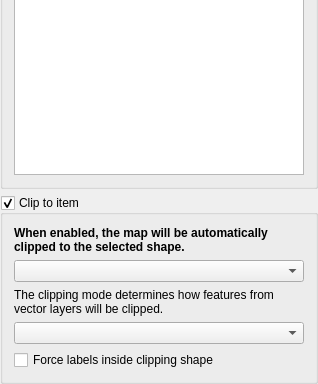
The window that src/ui/layout/qgslayoutmapclippingwidgetbase.ui (carsmie/QGIS) describes before a commit, drawn with Qt 5; both pictures show x 0 to 318 and y 235 to 619 of the 318 by 619 pixel window.
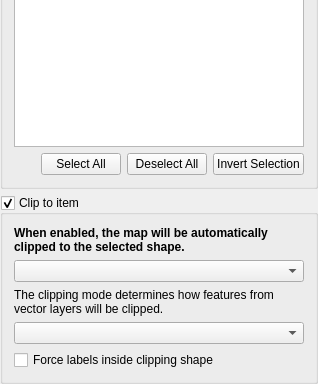
The same window after the commit. Custom widgets are drawn as their Qt base class.

Commit message:
Add convenient buttons for selecting layers in layout map clipping dialog
Fixes #55829

```diff
--- a/src/ui/layout/qgslayoutmapclippingwidgetbase.ui
+++ b/src/ui/layout/qgslayoutmapclippingwidgetbase.ui
@@ -41,7 +41,7 @@
       <bool>true</bool>
      </property>
      <layout class="QGridLayout" name="gridLayout">
-      <item row="8" column="0">
+      <item row="6" column="0">
        <widget class="QTreeView" name="mLayersTreeView">
         <property name="headerHidden">
          <bool>true</bool>
@@ -74,6 +74,44 @@
         </property>
        </widget>
       </item>
+      <item row="7" column="0">
+       <layout class="QHBoxLayout" name="horizontalLayout">
+        <item>
+         <spacer name="horizontalSpacer">
+          <property name="orientation">
+           <enum>Qt::Horizontal</enum>
+          </property>
+          <property name="sizeHint" stdset="0">
+           <size>
+            <width>0</width>
+            <height>20</height>
+           </size>
+          </property>
+         </spacer>
+        </item>
+        <item>
+         <widget class="QPushButton" name="mSelectAllButton">
+          <property name="text">
+           <string>Select All</string>
+          </property>
+         </widget>
+        </item>
+        <item>
+         <widget class="QPushButton" name="mDeselectAllButton">
+          <property name="text">
+           <string>Deselect All</string>
+          </property>
+         </widget>
+        </item>
+        <item>
+         <widget class="QPushButton" name="mInvertSelectionButton">
+          <property name="text">
+           <string>Invert Selection</string>
+          </property>
+         </widget>
+        </item>
+       </layout>
+      </item>
       <item row="5" column="0">
        <widget class="QRadioButton" name="mRadioClipSelectedLayers">
         <property name="text">
```
Left out of the diff: 3 changed lines with no effect on the pictures. The commit also changes 2 other files.
